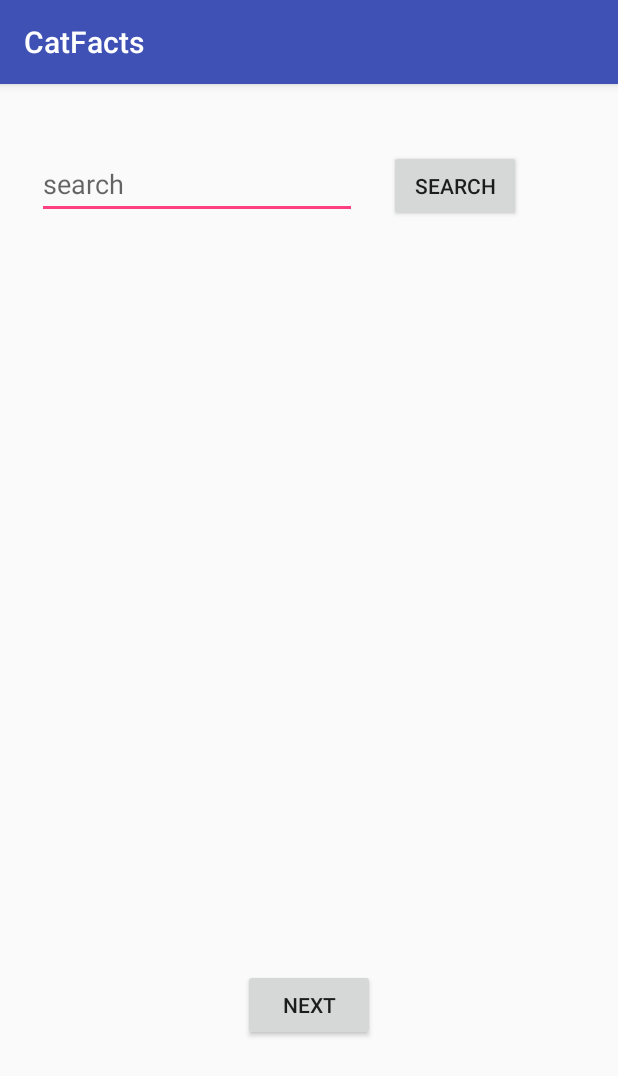
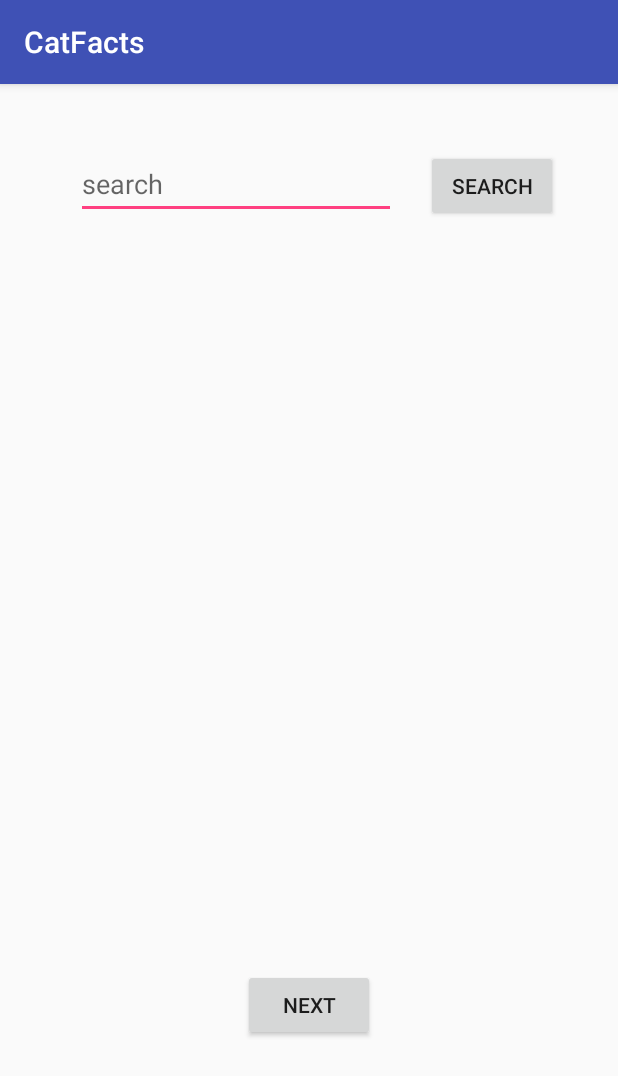
Before and after one commit to JennaN23/RedditAPI, an Android app: the screen it shows after launch (MainActivity), after a tap on "SEARCH", on a phone screen of 412 x 824 dp. Shown: the top 1076 px of the screen. Run offline under Robolectric (Android 15) with nearby library versions, the phone set to English and light mode, and no system bars.

Commit message:
it works now for real!!

```diff
--- a/app/src/main/java/com/hfad/catfacts/MainActivity.java
+++ b/app/src/main/java/com/hfad/catfacts/MainActivity.java
@@ -9,6 +9,7 @@ import android.view.View;
 import android.widget.Button;
 import android.widget.EditText;
 import android.widget.TextView;
+import android.widget.Toast;
 
 
 import com.google.gson.Gson;
@@ -26,6 +27,7 @@ public class MainActivity extends AppCompatActivity {
 
     private TextView textViewTitle;
     private EditText editTextKeyword;
+    private String keyword;
     private Button buttonSearch;
     private Button buttonNext;
     private int x = 0;
@@ -40,7 +42,14 @@ public class MainActivity extends AppCompatActivity {
        buttonSearch.setOnClickListener(new View.OnClickListener() {
             @Override
             public void onClick(View v) {
-                getReddit();
+                keyword = editTextKeyword.getText().toString();
+                x = 0;
+                if(keyword.equals(""))
+                {
+                    Toast.makeText(MainActivity.this, "Please enter a keyword", Toast.LENGTH_SHORT).show();
+                }
+                else{
+                getReddit();}
             }
         });
 
@@ -70,7 +79,7 @@ public class MainActivity extends AppCompatActivity {
 
         RedditService service = retrofit.create(RedditService.class);
 
-        String keyword = editTextKeyword.getText().toString();
+        keyword = editTextKeyword.getText().toString();
         Call<RedditResponse> redditResponseCall = service.searchReddit(keyword, 1);
 
         redditResponseCall.enqueue(new Callback<RedditResponse>() {
--- a/app/src/main/res/layout/activity_main.xml
+++ b/app/src/main/res/layout/activity_main.xml
@@ -31,7 +31,7 @@
         android:inputType="textPersonName"
         app:layout_constraintBottom_toBottomOf="parent"
         app:layout_constraintEnd_toEndOf="parent"
-        app:layout_constraintHorizontal_bias="0.091"
+        app:layout_constraintHorizontal_bias="0.235"
         app:layout_constraintStart_toStartOf="parent"
         app:layout_constraintTop_toTopOf="parent"
         app:layout_constraintVertical_bias="0.051" />
@@ -47,7 +47,7 @@
         android:text="Search"
         app:layout_constraintBottom_toBottomOf="parent"
         app:layout_constraintEnd_toEndOf="parent"
-        app:layout_constraintHorizontal_bias="0.817"
+        app:layout_constraintHorizontal_bias="0.896"
         app:layout_constraintStart_toStartOf="parent"
         app:layout_constraintTop_toTopOf="parent"
         app:layout_constraintVertical_bias="0.051" />
```
